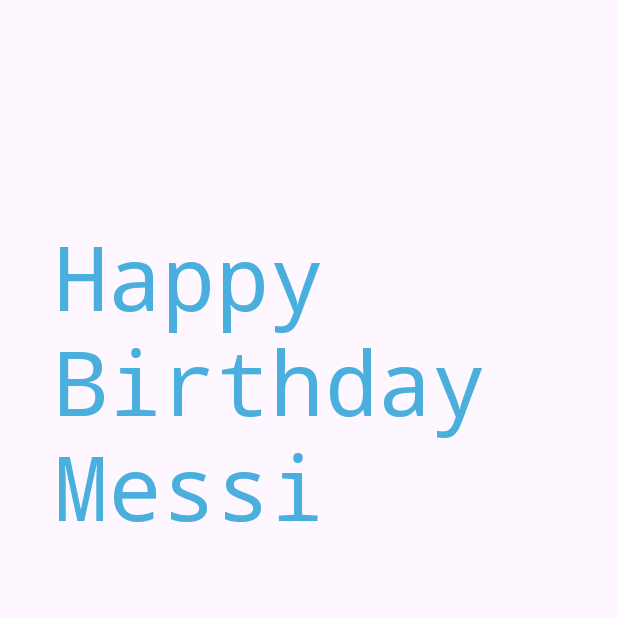
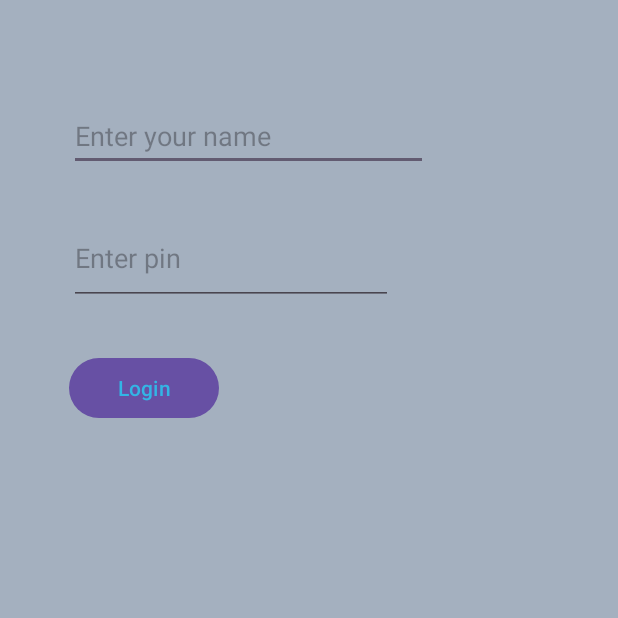
Before and after one commit to ARama-K/App-Dev, an Android app: the screen it shows after launch (MainActivity), on a phone screen of 412 x 824 dp, the top half of it. Run offline under Robolectric (Android 15) with nearby library versions, the phone set to English and light mode, and no system bars.

```diff
--- a/app/src/main/AndroidManifest.xml
+++ b/app/src/main/AndroidManifest.xml
@@ -11,6 +11,7 @@
         android:roundIcon="@mipmap/ic_launcher_round"
         android:supportsRtl="true"
         android:theme="@style/Theme.MyApplication"
+        android:localeConfig="@xml/local_config"
         tools:targetApi="31">
         <activity
             android:name=".MainActivity"
--- a/app/src/main/java/com/example/myapplication/MainActivity.kt
+++ b/app/src/main/java/com/example/myapplication/MainActivity.kt
@@ -1,20 +1,23 @@
 package com.example.myapplication
 
+import android.content.Intent
+import android.net.Uri
 import android.os.Bundle
-import androidx.activity.enableEdgeToEdge
+import android.util.Log
+import android.view.View
 import androidx.appcompat.app.AppCompatActivity
-import androidx.core.view.ViewCompat
-import androidx.core.view.WindowInsetsCompat
 
 class MainActivity : AppCompatActivity() {
     override fun onCreate(savedInstanceState: Bundle?) {
         super.onCreate(savedInstanceState)
-        enableEdgeToEdge()
         setContentView(R.layout.activity_main)
-        ViewCompat.setOnApplyWindowInsetsListener(findViewById(R.id.main)) { v, insets ->
-            val systemBars = insets.getInsets(WindowInsetsCompat.Type.systemBars())
-            v.setPadding(systemBars.left, systemBars.top, systemBars.right, systemBars.bottom)
-            insets
-        }
+    }
+    fun clickHandler(view: View) {
+        Log.i("MainActivity-clickhandler","button clicked")
+        var dialIntent: Intent = Intent(Intent.ACTION_DIAL, Uri.parse("tel:98765432"))  //intent= intention
+        var webIntent: Intent = Intent(Intent.ACTION_VIEW,Uri.parse("http://www.ndtv.com"))
+        startActivity(webIntent)
+
+
     }
 }
--- a/app/src/main/res/layout/activity_main.xml
+++ b/app/src/main/res/layout/activity_main.xml
@@ -2,23 +2,53 @@
 <androidx.constraintlayout.widget.ConstraintLayout xmlns:android="http://schemas.android.com/apk/res/android"
     xmlns:app="http://schemas.android.com/apk/res-auto"
     xmlns:tools="http://schemas.android.com/tools"
-    android:id="@+id/main"
     android:layout_width="match_parent"
     android:layout_height="match_parent"
+    android:background="#A4B0BF"
     tools:context=".MainActivity">
 
-    <TextView
-        android:id="@+id/textView"
-        android:layout_width="0dp"
-        android:layout_height="258dp"
-        android:layout_marginStart="36dp"
-        android:layout_marginTop="143dp"
-        android:layout_marginEnd="36dp"
-        android:fontFamily="monospace"
-        android:text="@string/messi"
+    <EditText
+        android:id="@+id/editTextText"
+        android:layout_width="239dp"
+        android:layout_height="46dp"
+        android:layout_marginStart="46dp"
+        android:layout_marginTop="68dp"
+        android:ems="10"
+        android:hint="@string/hint_entername"
+        android:inputType="text"
         android:textColor="@color/messi"
-        android:textSize="60sp"
-        app:layout_constraintEnd_toEndOf="parent"
         app:layout_constraintStart_toStartOf="parent"
         app:layout_constraintTop_toTopOf="parent" />
+    <!-- this color is defined in my apps colors.xml
+    android:textColor="@color/mycolor"
+-->
+    <EditText
+        android:id="@+id/editTextTextPassword"
+        android:layout_width="216dp"
+        android:layout_height="62dp"
+        android:layout_marginTop="27dp"
+        android:ems="10"
+        android:hint="@string/hint_enterpin"
+        android:inputType="numberPassword"
+        app:layout_constraintStart_toStartOf="@+id/editTextText"
+        app:layout_constraintTop_toBottomOf="@+id/editTextText" />
+    <!--these colors are defined in android os
+    android:textColor="@android:color/holo_blue_light"-->
+    <!--
+ dp = density independent pixels
+-->
+    <Button
+        android:id="@+id/button"
+        android:layout_width="100dp"
+        android:layout_height="wrap_content"
+        android:layout_marginTop="31dp"
+        android:onClick="clickHandler"
+        android:text="@string/login_label"
+        android:textColor="@android:color/holo_blue_light"
+        app:layout_constraintStart_toStartOf="@+id/editTextTextPassword"
+        app:layout_constraintTop_toBottomOf="@+id/editTextTextPassword" />
+
+    <!--
+        sp = scale independent pixels
+    -->
 </androidx.constraintlayout.widget.ConstraintLayout>
--- a/app/src/main/res/values/strings.xml
+++ b/app/src/main/res/values/strings.xml
@@ -1,4 +1,8 @@
 <resources>
     <string name="app_name">My Application</string>
     <string name="messi">Happy Birthday Messi</string>
+    <string name="app_name1">VIT Batch 1</string>
+    <string name="hint_entername">Enter your name</string>
+    <string name="hint_enterpin">Enter pin</string>
+    <string name="login_label">Login</string>
 </resources>
--- /dev/null
+++ b/app/src/main/res/xml/local_config.xml
@@ -0,0 +1,4 @@
+<?xml version="1.0" encoding="utf-8"?>
+<locale-config xmlns:android="http://schemas.android.com/apk/res/android">
+    <locale android:name="ta" />
+</locale-config>
```
Also changed, not shown: 1 other file.
